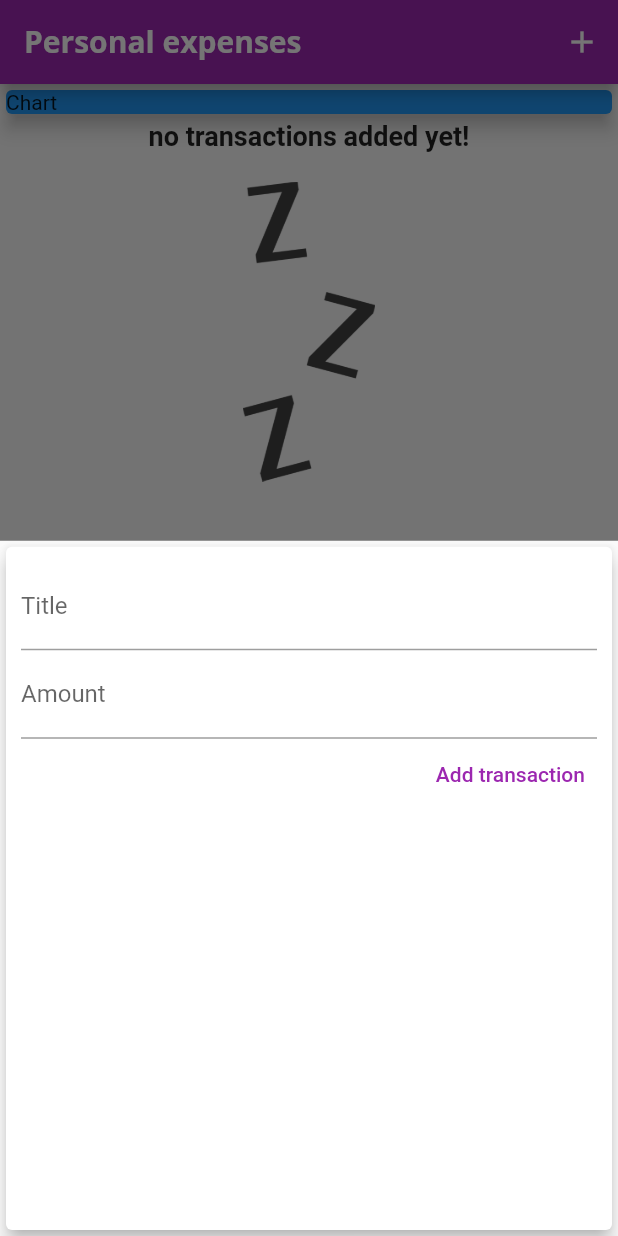
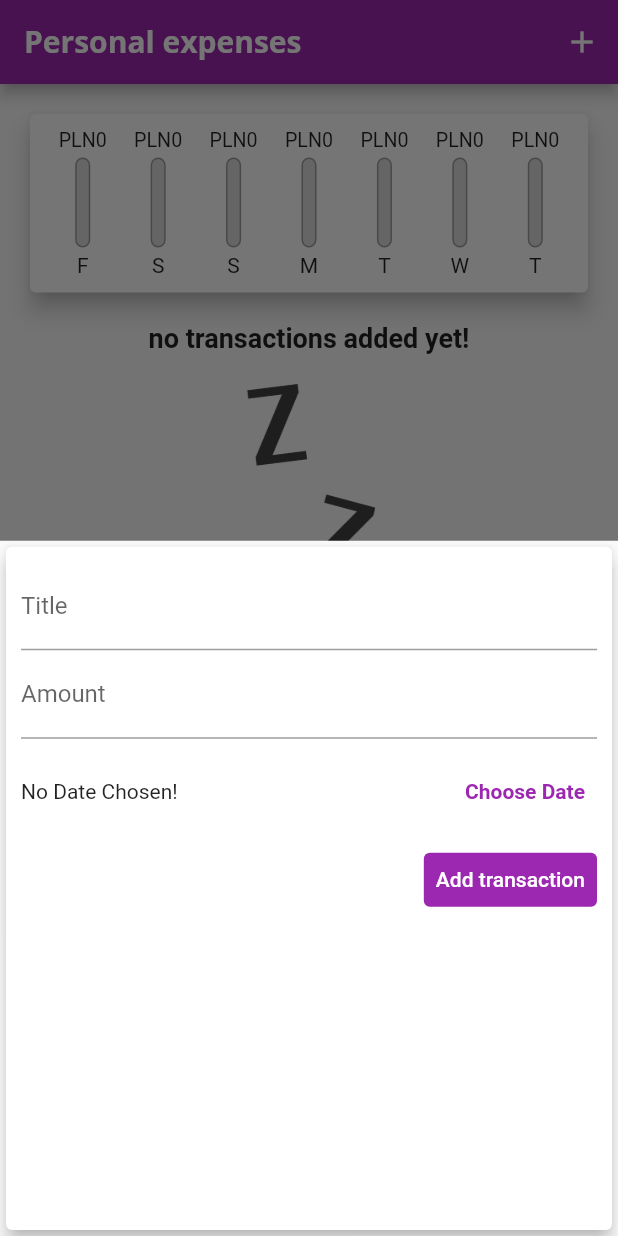
Before and after one commit to katarzynaswieczak/personalexpenses_app, a Flutter app: the screen it shows after launch, after a tap on the "add" icon, on a phone screen of 412 x 824 dp. Run offline on Flutter 3.47's test engine with Material 2 defaults, Android fonts, the phone set to English and light mode, and no system bars; Roboto replaces fonts that are missing (OpenSams).

Commit message:
final app

```diff
--- a/lib/main.dart
+++ b/lib/main.dart
@@ -1,4 +1,5 @@
 import 'package:flutter/material.dart';
+import '../widgets/chart.dart';
 import './widgets/new_transaction.dart';
 import './widgets/transaction_list.dart';
 import './models/transaction.dart';
@@ -54,11 +55,22 @@ class _MyHomePageState extends State<MyHomePage> {
     ), */
   ];
 
-  void _addNewTransaction(String txTitle, double txAmount) {
+  List<Transaction> get _recentTransactions {
+    return _userTransactions.where((tx) {
+      return tx.date.isAfter(
+        DateTime.now().subtract(
+          Duration(days: 7),
+        ),
+      );
+    }).toList();
+  }
+
+  void _addNewTransaction(
+      String txTitle, double txAmount, DateTime chosenDate) {
     final newTx = Transaction(
       title: txTitle,
       amount: txAmount,
-      date: DateTime.now(),
+      date: chosenDate,
       id: DateTime.now().toString(),
     );
 
@@ -80,6 +92,12 @@ class _MyHomePageState extends State<MyHomePage> {
     );
   }
 
+  void _deleteTransaction(String id) {
+    setState(() {
+      _userTransactions.removeWhere((tx) => tx.id == id);
+    });
+  }
+
   @override
   Widget build(BuildContext context) {
     return Scaffold(
@@ -94,18 +112,10 @@ class _MyHomePageState extends State<MyHomePage> {
       ),
       body: SingleChildScrollView(
         child: Column(
-          mainAxisAlignment: MainAxisAlignment.start,
           crossAxisAlignment: CrossAxisAlignment.stretch,
           children: <Widget>[
-            Container(
-              width: double.infinity,
-              child: Card(
-                color: Colors.blue,
-                child: Text('Chart'),
-                elevation: 5,
-              ),
-            ),
-            TransactionList(_userTransactions),
+            Chart(_recentTransactions),
+            TransactionList(_userTransactions, _deleteTransaction),
           ],
         ),
       ),
--- /dev/null
+++ b/lib/widgets/chart.dart
@@ -0,0 +1,69 @@
+import 'package:flutter/material.dart';
+import 'package:intl/intl.dart';
+import '../models/transaction.dart';
+import './chart_bar.dart';
+
+class Chart extends StatelessWidget {
+  final List<Transaction> recentTransactions;
+
+  Chart(this.recentTransactions);
+
+  List<Map<String, Object>> get groupedTransactionValues {
+    return List.generate(7, (index) {
+      final weekDay = DateTime.now().subtract(
+        Duration(days: index),
+      );
+
+      var totalSum = 0.0;
+
+      for (var i = 0; i < recentTransactions.length; i++) {
+        print(recentTransactions[i]);
+        if (recentTransactions[i].date.day == weekDay.day &&
+            recentTransactions[i].date.month == weekDay.month &&
+            recentTransactions[i].date.year == weekDay.year) {
+          totalSum += recentTransactions[i].amount;
+        }
+      }
+
+      print(DateFormat.E().format(weekDay));
+      print(totalSum);
+
+      return {
+        'day': DateFormat.E().format(weekDay).substring(0, 1),
+        'amount': totalSum
+      };
+    }).reversed.toList();
+  }
+
+  double get totalSpending {
+    return groupedTransactionValues.fold(0.0, (sum, item) {
+      return sum + (item['amount'] as double);
+    });
+  }
+
+  @override
+  Widget build(BuildContext context) {
+    return Card(
+      elevation: 6,
+      margin: EdgeInsets.all(20),
+      child: Padding(
+        padding: EdgeInsets.all(10),
+        child: Row(
+          mainAxisAlignment: MainAxisAlignment.spaceAround,
+          children: groupedTransactionValues.map((data) {
+            return Flexible(
+              fit: FlexFit.tight,
+              child: ChartBar(
+                (data['day'] as String),
+                (data['amount'] as double),
+                totalSpending == 0.0
+                    ? 0.0
+                    : (data['amount'] as double) / totalSpending,
+              ),
+            );
+          }).toList(),
+        ),
+      ),
+    );
+  }
+}
--- /dev/null
+++ b/lib/widgets/chart_bar.dart
@@ -0,0 +1,54 @@
+import 'package:flutter/material.dart';
+
+class ChartBar extends StatelessWidget {
+  final String label;
+  final double spendingAmount;
+  final double spendingPctOfTotal;
+
+  ChartBar(this.label, this.spendingAmount, this.spendingPctOfTotal);
+
+  @override
+  Widget build(BuildContext context) {
+    return Column(
+      children: <Widget>[
+        Container(
+          height: 15,
+          child: FittedBox(
+            child: Text('\PLN${spendingAmount.toStringAsFixed(0)}'),
+          ),
+        ),
+        SizedBox(
+          height: 4,
+        ),
+        Container(
+          height: 60,
+          width: 10,
+          child: Stack(
+            children: <Widget>[
+              Container(
+                decoration: BoxDecoration(
+                  border: Border.all(color: Colors.grey),
+                  color: Color.fromRGBO(220, 220, 220, 1),
+                  borderRadius: BorderRadius.circular(15),
+                ),
+              ),
+              FractionallySizedBox(
+                heightFactor: spendingPctOfTotal,
+                child: Container(
+                  decoration: BoxDecoration(
+                    color: Theme.of(context).primaryColor,
+                    borderRadius: BorderRadius.circular(15),
+                  ),
+                ),
+              )
+            ],
+          ),
+        ),
+        SizedBox(
+          height: 4,
+        ),
+        Text(label),
+      ],
+    );
+  }
+}
--- a/lib/widgets/new_transaction.dart
+++ b/lib/widgets/new_transaction.dart
@@ -1,4 +1,5 @@
 import 'package:flutter/material.dart';
+import 'package:intl/intl.dart';
 
 class NewTransaction extends StatefulWidget {
   final Function addTx;
@@ -10,24 +11,45 @@ class NewTransaction extends StatefulWidget {
 }
 
 class _NewTransactionState extends State<NewTransaction> {
-  final titleController = TextEditingController();
+  final _titleController = TextEditingController();
+  final _amountController = TextEditingController();
 
-  final amountController = TextEditingController();
+  DateTime? _selectedDate;
 
-  void submitData() {
-    final enteredTitle = titleController.text;
-    final enteredAmount = double.parse(amountController.text);
+  void _submitData() {
+    if (_amountController.text.isEmpty) {
+      return;
+    }
+    final enteredTitle = _titleController.text;
+    final enteredAmount = double.parse(_amountController.text);
 
-    if (enteredTitle.isEmpty || enteredAmount <= 0) {
+    if (enteredTitle.isEmpty || enteredAmount <= 0 || _selectedDate == null) {
       return;
     }
 
     widget.addTx(
       enteredTitle,
       enteredAmount,
+      _selectedDate,
     );
 
     Navigator.of(context).pop();
+  }
+
+  void _presentDatePicker() {
+    showDatePicker(
+      context: context,
+      initialDate: DateTime.now(),
+      firstDate: DateTime(2019),
+      lastDate: DateTime.now(),
+    ).then((pickedDate) {
+      if (pickedDate == null) {
+        return;
+      }
+      setState(() {
+        _selectedDate = pickedDate;
+      });
+    });
   }
 
   @override
@@ -43,8 +65,8 @@ class _NewTransactionState extends State<NewTransaction> {
               decoration: InputDecoration(
                 labelText: 'Title',
               ),
-              controller: titleController,
-              onSubmitted: (_) => submitData(),
+              controller: _titleController,
+              onSubmitted: (_) => _submitData(),
 
               //onChanged: (val) => titleInput = val,
             ),
@@ -52,14 +74,37 @@ class _NewTransactionState extends State<NewTransaction> {
               decoration: InputDecoration(
                 labelText: 'Amount',
               ),
-              controller: amountController,
+              controller: _amountController,
               keyboardType: TextInputType.number,
-              onSubmitted: (_) => submitData(),
+              onSubmitted: (_) => _submitData(),
               //onChanged: (val) => amountInput = val,
+            ),
+            Container(
+              height: 70,
+              child: Row(
+                children: <Widget>[
+                  Expanded(
+                    child: Text(
+                      _selectedDate == null
+                          ? 'No Date Chosen!'
+                          : DateFormat.yMd().format(_selectedDate!),
+                    ),
+                  ),
+                  TextButton(
+                    onPressed: _presentDatePicker,
+                    child: Text('Choose Date',
+                        style: TextStyle(fontWeight: FontWeight.bold)),
+                  ),
+                ],
+              ),
             ),
             TextButton(
               child: Text('Add transaction'),
-              onPressed: submitData,
+              onPressed: _submitData,
+              style: TextButton.styleFrom(
+                primary: Colors.white,
+                backgroundColor: Theme.of(context).primaryColor,
+              ),
             ),
           ],
         ),
```
Also changed, not shown: lib/widgets/transaction_list.dart (+17 -28 lines).
